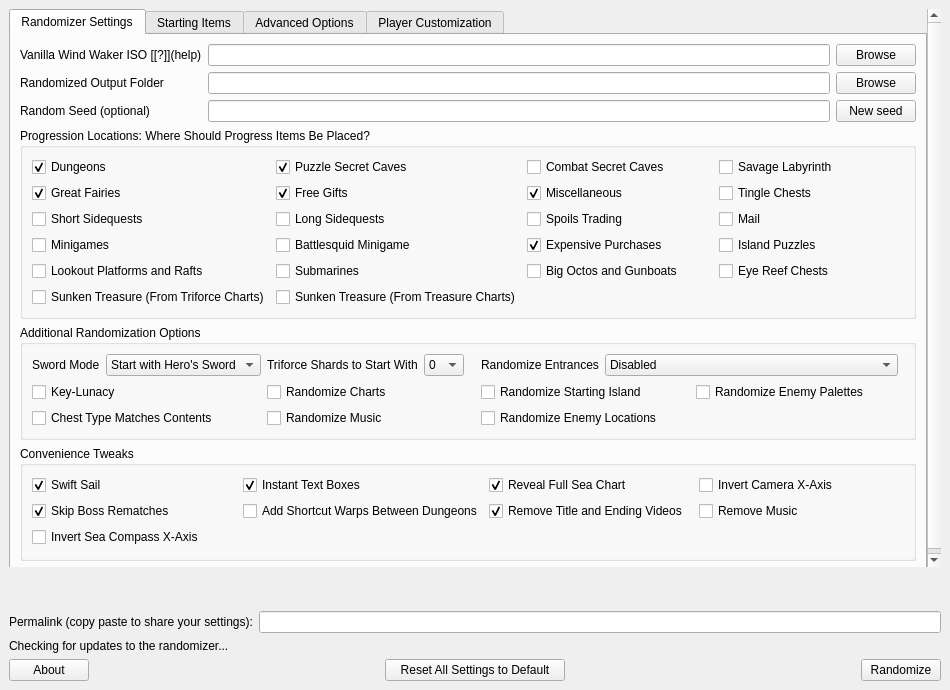
First picture: the form in wwr_ui/randomizer_window.ui, repository LagoLunatic/wwrando, before the edit.
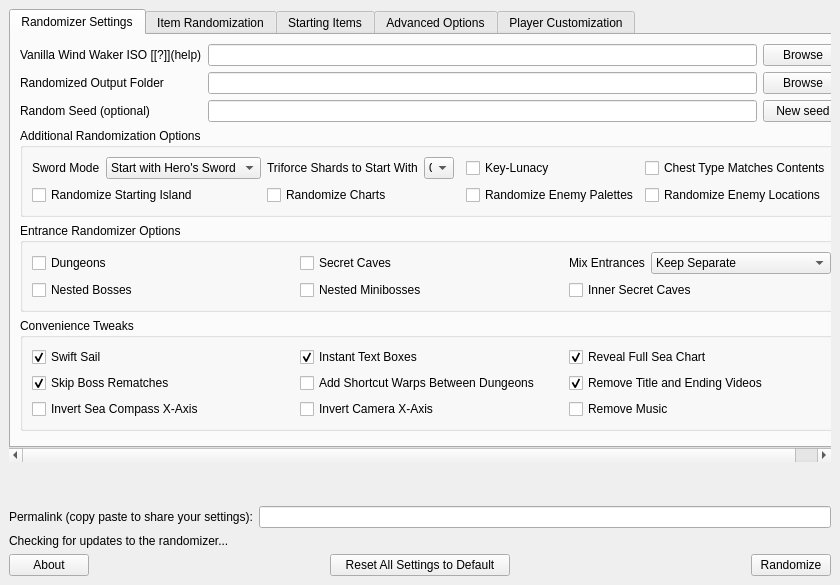
Second picture: the form after the edit.

Patch:
```diff
--- a/wwr_ui/randomizer_window.ui
+++ b/wwr_ui/randomizer_window.ui
@@ -6,8 +6,8 @@
    <rect>
     <x>0</x>
     <y>0</y>
-    <width>950</width>
-    <height>690</height>
+    <width>840</width>
+    <height>585</height>
    </rect>
   </property>
   <property name="windowTitle">
@@ -28,8 +28,8 @@
         <rect>
          <x>0</x>
          <y>0</y>
-         <width>915</width>
-         <height>558</height>
+         <width>822</width>
+         <height>445</height>
         </rect>
        </property>
        <layout class="QVBoxLayout" name="verticalLayout_2">
@@ -108,6 +108,362 @@
              </layout>
             </item>
             <item>
+             <widget class="QGroupBox" name="groupBox_2">
+              <property name="title">
+               <string>Additional Randomization Options</string>
+              </property>
+              <layout class="QGridLayout" name="gridLayout_3">
+               <item row="1" column="1">
+                <widget class="QCheckBox" name="randomize_charts">
+                 <property name="text">
+                  <string>Randomize Charts</string>
+                 </property>
+                </widget>
+               </item>
+               <item row="0" column="1">
+                <layout class="QHBoxLayout" name="horizontalLayout_4">
+                 <item>
+                  <widget class="QLabel" name="label_for_num_starting_triforce_shards">
+                   <property name="sizePolicy">
+                    <sizepolicy hsizetype="Maximum" vsizetype="Preferred">
+                     <horstretch>0</horstretch>
+                     <verstretch>0</verstretch>
+                    </sizepolicy>
+                   </property>
+                   <property name="text">
+                    <string>Triforce Shards to Start With</string>
+                   </property>
+                  </widget>
+                 </item>
+                 <item>
+                  <widget class="QComboBox" name="num_starting_triforce_shards">
+                   <property name="sizePolicy">
+                    <sizepolicy hsizetype="Preferred" vsizetype="Fixed">
+                     <horstretch>1</horstretch>
+                     <verstretch>0</verstretch>
+                    </sizepolicy>
+                   </property>
+                   <property name="minimumSize">
+                    <size>
+                     <width>30</width>
+                     <height>0</height>
+                    </size>
+                   </property>
+                   <property name="maximumSize">
+                    <size>
+                     <width>40</width>
+                     <height>16777215</height>
+                    </size>
+                   </property>
+                   <item>
+                    <property name="text">
+                     <string>0</string>
+                    </property>
+                   </item>
+                   <item>
+                    <property name="text">
+                     <string>1</string>
+                    </property>
+                   </item>
+                   <item>
+                    <property name="text">
+                     <string>2</string>
+                    </property>
+                   </item>
+                   <item>
+                    <property name="text">
+                     <string>3</string>
+                    </property>
+                   </item>
+                   <item>
+                    <property name="text">
+                     <string>4</string>
+                    </property>
+                   </item>
+                   <item>
+                    <property name="text">
+                     <string>5</string>
+                    </property>
+                   </item>
+                   <item>
+                    <property name="text">
+                     <string>6</string>
+                    </property>
+                   </item>
+                   <item>
+                    <property name="text">
+                     <string>7</string>
+                    </property>
+                   </item>
+                   <item>
+                    <property name="text">
+                     <string>8</string>
+                    </property>
+                   </item>
+                  </widget>
+                 </item>
+                 <item>
+                  <widget class="QWidget" name="widget" native="true"/>
+                 </item>
+                </layout>
+               </item>
+               <item row="0" column="0">
+                <layout class="QHBoxLayout" name="horizontalLayout_3">
+                 <item>
+                  <widget class="QLabel" name="label_for_sword_mode">
+                   <property name="text">
+                    <string>Sword Mode</string>
+                   </property>
+                  </widget>
+                 </item>
+                 <item>
+                  <widget class="QComboBox" name="sword_mode">
+                   <property name="sizePolicy">
+                    <sizepolicy hsizetype="Preferred" vsizetype="Fixed">
+                     <horstretch>1</horstretch>
+                     <verstretch>0</verstretch>
+                    </sizepolicy>
+                   </property>
+                   <item>
+                    <property name="text">
+                     <string>Start with Hero's Sword</string>
+                    </property>
+                   </item>
+                   <item>
+                    <property name="text">
+                     <string>No Starting Sword</string>
+                    </property>
+                   </item>
+                   <item>
+                    <property name="text">
+                     <string>Swordless</string>
+                    </property>
+                   </item>
+                  </widget>
+                 </item>
+                </layout>
+               </item>
+               <item row="0" column="2">
+                <widget class="QCheckBox" name="keylunacy">
+                 <property name="text">
+                  <string>Key-Lunacy</string>
+                 </property>
+                </widget>
+               </item>
+               <item row="0" column="3">
+                <widget class="QCheckBox" name="chest_type_matches_contents">
+                 <property name="text">
+                  <string>Chest Type Matches Contents</string>
+                 </property>
+                </widget>
+               </item>
+               <item row="1" column="0">
+                <widget class="QCheckBox" name="randomize_starting_island">
+                 <property name="text">
+                  <string>Randomize Starting Island</string>
+                 </property>
+                </widget>
+               </item>
+               <item row="1" column="2">
+                <widget class="QCheckBox" name="randomize_enemy_palettes">
+                 <property name="text">
+                  <string>Randomize Enemy Palettes</string>
+                 </property>
+                </widget>
+               </item>
+               <item row="1" column="3">
+                <widget class="QCheckBox" name="randomize_enemies">
+                 <property name="text">
+                  <string>Randomize Enemy Locations</string>
+                 </property>
+                </widget>
+               </item>
+              </layout>
+             </widget>
+            </item>
+            <item>
+             <widget class="QGroupBox" name="groupBox_7">
+              <property name="title">
+               <string>Entrance Randomizer Options</string>
+              </property>
+              <layout class="QGridLayout" name="gridLayout_9">
+               <item row="1" column="0">
+                <widget class="QCheckBox" name="randomize_boss_entrances">
+                 <property name="text">
+                  <string>Nested Bosses</string>
+                 </property>
+                </widget>
+               </item>
+               <item row="0" column="2">
+                <layout class="QHBoxLayout" name="horizontalLayout_5">
+                 <item>
+                  <widget class="QLabel" name="label_for_mix_entrances">
+                   <property name="text">
+                    <string>Mix Entrances</string>
+                   </property>
+                  </widget>
+                 </item>
+                 <item>
+                  <widget class="QComboBox" name="mix_entrances">
+                   <property name="sizePolicy">
+                    <sizepolicy hsizetype="Preferred" vsizetype="Fixed">
+                     <horstretch>1</horstretch>
+                     <verstretch>0</verstretch>
+                    </sizepolicy>
+                   </property>
+                   <item>
+                    <property name="text">
+                     <string>Keep Separate</string>
+                    </property>
+                   </item>
+                   <item>
+                    <property name="text">
+                     <string>Mix Together</string>
+                    </property>
+                   </item>
+                  </widget>
+                 </item>
+                </layout>
+               </item>
+               <item row="0" column="0">
+                <widget class="QCheckBox" name="randomize_dungeon_entrances">
+                 <property name="text">
+                  <string>Dungeons</string>
+                 </property>
+                </widget>
+               </item>
+               <item row="1" column="1">
+                <widget class="QCheckBox" name="randomize_miniboss_entrances">
+                 <property name="text">
+                  <string>Nested Minibosses</string>
+                 </property>
+                </widget>
+               </item>
+               <item row="0" column="1">
+                <widget class="QCheckBox" name="randomize_secret_cave_entrances">
+                 <property name="text">
+                  <string>Secret Caves</string>
+                 </property>
+                </widget>
+               </item>
+               <item row="1" column="2">
+                <widget class="QCheckBox" name="randomize_secret_cave_inner_entrances">
+                 <property name="text">
+                  <string>Inner Secret Caves</string>
+                 </property>
+                </widget>
+               </item>
+              </layout>
+             </widget>
+            </item>
+            <item>
+             <widget class="QGroupBox" name="groupBox_3">
+              <property name="title">
+               <string>Convenience Tweaks</string>
+              </property>
+              <layout class="QGridLayout" name="gridLayout_4">
+               <item row="0" column="0">
+                <widget class="QCheckBox" name="swift_sail">
+                 <property name="text">
+                  <string>Swift Sail</string>
+                 </property>
+                 <property name="checked">
+                  <bool>true</bool>
+                 </property>
+                </widget>
+               </item>
+               <item row="0" column="2">
+                <widget class="QCheckBox" name="reveal_full_sea_chart">
+                 <property name="text">
+                  <string>Reveal Full Sea Chart</string>
+                 </property>
+                 <property name="checked">
+                  <bool>true</bool>
+                 </property>
+                </widget>
+               </item>
+               <item row="0" column="1">
+                <widget class="QCheckBox" name="instant_text_boxes">
+                 <property name="text">
+                  <string>Instant Text Boxes</string>
+                 </property>
+                 <property name="checked">
+                  <bool>true</bool>
+                 </property>
+                </widget>
+               </item>
+               <item row="1" column="2">
+                <widget class="QCheckBox" name="remove_title_and_ending_videos">
+                 <property name="text">
+                  <string>Remove Title and Ending Videos</string>
+                 </property>
+                 <property name="checked">
+                  <bool>true</bool>
+                 </property>
+                </widget>
+               </item>
+               <item row="1" column="0">
+                <widget class="QCheckBox" name="skip_rematch_bosses">
+                 <property name="text">
+                  <string>Skip Boss Rematches</string>
+                 </property>
+                 <property name="checked">
+                  <bool>true</bool>
+                 </property>
+                </widget>
+               </item>
+               <item row="1" column="1">
+                <widget class="QCheckBox" name="add_shortcut_warps_between_dungeons">
+                 <property name="text">
+                  <string>Add Shortcut Warps Between Dungeons</string>
+                 </property>
+                </widget>
+               </item>
+               <item row="2" column="0">
+                <widget class="QCheckBox" name="invert_sea_compass_x_axis">
+                 <property name="text">
+                  <string>Invert Sea Compass X-Axis</string>
+                 </property>
+                </widget>
+               </item>
+               <item row="2" column="1">
+                <widget class="QCheckBox" name="invert_camera_x_axis">
+                 <property name="text">
+                  <string>Invert Camera X-Axis</string>
+                 </property>
+                </widget>
+               </item>
+               <item row="2" column="2">
+                <widget class="QCheckBox" name="remove_music">
+                 <property name="text">
+                  <string>Remove Music</string>
+                 </property>
+                </widget>
+               </item>
+              </layout>
+             </widget>
+            </item>
+            <item>
+             <spacer name="verticalSpacer_7">
+              <property name="orientation">
+               <enum>Qt::Vertical</enum>
+              </property>
+              <property name="sizeHint" stdset="0">
+               <size>
+                <width>20</width>
+                <height>40</height>
+               </size>
+              </property>
+             </spacer>
+            </item>
+           </layout>
+          </widget>
+          <widget class="QWidget" name="tab_2">
+           <attribute name="title">
+            <string>Item Randomization</string>
+           </attribute>
+           <layout class="QVBoxLayout" name="verticalLayout_12">
+            <item>
              <widget class="QGroupBox" name="groupBox">
               <property name="title">
                <string>Progression Locations: Where Should Progress Items Be Placed?</string>
@@ -147,7 +503,7 @@
                <item row="9" column="1">
                 <widget class="QCheckBox" name="progression_treasure_charts">
                  <property name="text">
-                  <string>Sunken Treasure (From Treasure Charts)</string>
+                  <string>Sunken Treasure (Treasure Charts)</string>
                  </property>
                 </widget>
                </item>
@@ -164,7 +520,7 @@
                <item row="9" column="0">
                 <widget class="QCheckBox" name="progression_triforce_charts">
                  <property name="text">
-                  <string>Sunken Treasure (From Triforce Charts)</string>
+                  <string>Sunken Treasure (Triforce Charts)</string>
                  </property>
                 </widget>
                </item>
@@ -292,335 +648,17 @@
              </widget>
             </item>
             <item>
-             <widget class="QGroupBox" name="groupBox_2">
-              <property name="title">
-               <string>Additional Randomization Options</string>
+             <spacer name="verticalSpacer_6">
+              <property name="orientation">
+               <enum>Qt::Vertical</enum>
               </property>
-              <layout class="QGridLayout" name="gridLayout_3">
-               <item row="0" column="0">
-                <layout class="QHBoxLayout" name="horizontalLayout_3">
-                 <item>
-                  <widget class="QLabel" name="label_for_sword_mode">
-                   <property name="text">
-                    <string>Sword Mode</string>
-                   </property>
-                  </widget>
-                 </item>
-                 <item>
-                  <widget class="QComboBox" name="sword_mode">
-                   <property name="sizePolicy">
-                    <sizepolicy hsizetype="Preferred" vsizetype="Fixed">
-                     <horstretch>1</horstretch>
-                     <verstretch>0</verstretch>
-                    </sizepolicy>
-                   </property>
-                   <item>
-                    <property name="text">
-                     <string>Start with Hero's Sword</string>
-                    </property>
-                   </item>
-                   <item>
-                    <property name="text">
-                     <string>No Starting Sword</string>
-                    </property>
-                   </item>
-                   <item>
-                    <property name="text">
-                     <string>Swordless</string>
-                    </property>
-                   </item>
-                  </widget>
-                 </item>
-                </layout>
-               </item>
-               <item row="0" column="2" colspan="2">
-                <layout class="QHBoxLayout" name="horizontalLayout_5">
-                 <item>
-                  <widget class="QLabel" name="label_for_randomize_entrances">
-                   <property name="text">
-                    <string>Randomize Entrances</string>
-                   </property>
-                  </widget>
-                 </item>
-                 <item>
-                  <widget class="QComboBox" name="randomize_entrances">
-                   <property name="sizePolicy">
-                    <sizepolicy hsizetype="Preferred" vsizetype="Fixed">
-                     <horstretch>1</horstretch>
-                     <verstretch>0</verstretch>
-                    </sizepolicy>
-                   </property>
-                   <item>
-                    <property name="text">
-                     <string>Disabled</string>
-                    </property>
-                   </item>
-                   <item>
-                    <property name="text">
-                     <string>Dungeons</string>
-                    </property>
-                   </item>
-                   <item>
-                    <property name="text">
-                     <string>Secret Caves</string>
-                    </property>
-                   </item>
-                   <item>
-                    <property name="text">
-                     <string>Dungeons &amp; Secret Caves (Separately)</string>
-                    </property>
-                   </item>
-                   <item>
-                    <property name="text">
-                     <string>Dungeons &amp; Secret Caves (Together)</string>
-                    </property>
-                   </item>
-                   <item>
-                    <property name="text">
-                     <string>Nested Dungeons</string>
-                    </property>
-                   </item>
-                   <item>
-                    <property name="text">
-                     <string>Nested Secret Caves</string>
-                    </property>
-                   </item>
-                   <item>
-                    <property name="text">
-                     <string>Nested Dungeons &amp; Secret Caves (Separately)</string>
-                    </property>
-                   </item>
-                   <item>
-                    <property name="text">
-                     <string>Nested Dungeons &amp; Secret Caves (Together)</string>
-                    </property>
-                   </item>
-                  </widget>
-                 </item>
-                 <item>
-                  <widget class="QWidget" name="widget_2" native="true"/>
-                 </item>
-                </layout>
-               </item>
-               <item row="1" column="0">
-                <widget class="QCheckBox" name="keylunacy">
-                 <property name="text">
-                  <string>Key-Lunacy</string>
-                 </property>
-                </widget>
-               </item>
-               <item row="2" column="0">
-                <widget class="QCheckBox" name="chest_type_matches_contents">
-                 <property name="text">
-                  <string>Chest Type Matches Contents</string>
-                 </property>
-                </widget>
-               </item>
-               <item row="0" column="1">
-                <layout class="QHBoxLayout" name="horizontalLayout_4">
-                 <item>
-                  <widget class="QLabel" name="label_for_num_starting_triforce_shards">
-                   <property name="sizePolicy">
-                    <sizepolicy hsizetype="Maximum" vsizetype="Preferred">
-                     <horstretch>0</horstretch>
-                     <verstretch>0</verstretch>
-                    </sizepolicy>
-                   </property>
-                   <property name="text">
-                    <string>Triforce Shards to Start With</string>
-                   </property>
-                  </widget>
-                 </item>
-                 <item>
-                  <widget class="QComboBox" name="num_starting_triforce_shards">
-                   <property name="sizePolicy">
-                    <sizepolicy hsizetype="Preferred" vsizetype="Fixed">
-                     <horstretch>1</horstretch>
-                     <verstretch>0</verstretch>
-                    </sizepolicy>
-                   </property>
-                   <property name="maximumSize">
-                    <size>
-                     <width>40</width>
-                     <height>16777215</height>
-                    </size>
-                   </property>
-                   <item>
-                    <property name="text">
-                     <string>0</string>
-                    </property>
-                   </item>
-                   <item>
-                    <property name="text">
-                     <string>1</string>
-                    </property>
-                   </item>
-                   <item>
-                    <property name="text">
-                     <string>2</string>
-                    </property>
-                   </item>
-                   <item>
-                    <property name="text">
-                     <string>3</string>
-                    </property>
-                   </item>
-                   <item>
-                    <property name="text">
-                     <string>4</string>
-                    </property>
-                   </item>
-                   <item>
-                    <property name="text">
-                     <string>5</string>
-                    </property>
-                   </item>
-                   <item>
-                    <property name="text">
-                     <string>6</string>
-                    </property>
-                   </item>
-                   <item>
-                    <property name="text">
-                     <string>7</string>
-                    </property>
-                   </item>
-                   <item>
-                    <property name="text">
-                     <string>8</string>
-                    </property>
-                   </item>
-                  </widget>
-                 </item>
-                 <item>
-                  <widget class="QWidget" name="widget" native="true"/>
-                 </item>
-                </layout>
-               </item>
-               <item row="1" column="1">
-                <widget class="QCheckBox" name="randomize_charts">
-                 <property name="text">
-                  <string>Randomize Charts</string>
-                 </property>
-                </widget>
-               </item>
-               <item row="2" column="1">
-                <widget class="QCheckBox" name="randomize_music">
-                 <property name="text">
-                  <string>Randomize Music</string>
-                 </property>
-                </widget>
-               </item>
-               <item row="2" column="2">
-                <widget class="QCheckBox" name="randomize_enemies">
-                 <property name="text">
-                  <string>Randomize Enemy Locations</string>
-                 </property>
-                </widget>
-               </item>
-               <item row="1" column="2">
-                <widget class="QCheckBox" name="randomize_starting_island">
-                 <property name="text">
-                  <string>Randomize Starting Island</string>
-                 </property>
-                </widget>
-               </item>
-               <item row="1" column="3">
-                <widget class="QCheckBox" name="randomize_enemy_palettes">
-                 <property name="text">
-                  <string>Randomize Enemy Palettes</string>
-                 </property>
-                </widget>
-               </item>
-              </layout>
-             </widget>
-            </item>
-            <item>
-             <widget class="QGroupBox" name="groupBox_3">
-              <property name="title">
-               <string>Convenience Tweaks</string>
+              <property name="sizeHint" stdset="0">
+               <size>
+                <width>20</width>
+                <height>40</height>
+               </size>
               </property>
-              <layout class="QGridLayout" name="gridLayout_4">
-               <item row="0" column="3">
-                <widget class="QCheckBox" name="invert_camera_x_axis">
-                 <property name="text">
-                  <string>Invert Camera X-Axis</string>
-                 </property>
-                </widget>
-               </item>
-               <item row="0" column="0">
-                <widget class="QCheckBox" name="swift_sail">
-                 <property name="text">
-                  <string>Swift Sail</string>
-                 </property>
-                 <property name="checked">
-                  <bool>true</bool>
-                 </property>
-                </widget>
-               </item>
-               <item row="1" column="3">
-                <widget class="QCheckBox" name="remove_music">
-                 <property name="text">
-                  <string>Remove Music</string>
-                 </property>
-                </widget>
-               </item>
-               <item row="0" column="2">
-                <widget class="QCheckBox" name="reveal_full_sea_chart">
-                 <property name="text">
-                  <string>Reveal Full Sea Chart</string>
-                 </property>
-                 <property name="checked">
-                  <bool>true</bool>
-                 </property>
-                </widget>
-               </item>
-               <item row="0" column="1">
-                <widget class="QCheckBox" name="instant_text_boxes">
-                 <property name="text">
-                  <string>Instant Text Boxes</string>
-                 </property>
-                 <property name="checked">
-                  <bool>true</bool>
-                 </property>
-                </widget>
-               </item>
-               <item row="1" column="2">
-                <widget class="QCheckBox" name="remove_title_and_ending_videos">
-                 <property name="text">
-                  <string>Remove Title and Ending Videos</string>
-                 </property>
-                 <property name="checked">
-                  <bool>true</bool>
-                 </property>
-                </widget>
-               </item>
-               <item row="1" column="0">
-                <widget class="QCheckBox" name="skip_rematch_bosses">
-                 <property name="text">
-                  <string>Skip Boss Rematches</string>
-                 </property>
-                 <property name="checked">
-                  <bool>true</bool>
-                 </property>
-                </widget>
-               </item>
-               <item row="1" column="1">
-                <widget class="QCheckBox" name="add_shortcut_warps_between_dungeons">
-                 <property name="text">
-                  <string>Add Shortcut Warps Between Dungeons</string>
-                 </property>
-                </widget>
-               </item>
-               <item row="2" column="0">
-                <widget class="QCheckBox" name="invert_sea_compass_x_axis">
-                 <property name="text">
-                  <string>Invert Sea Compass X-Axis</string>
-                 </property>
-                </widget>
-               </item>
-              </layout>
-             </widget>
+             </spacer>
             </item>
            </layout>
           </widget>
```
Left out of the diff: 229 changed lines with no effect on the pictures.
